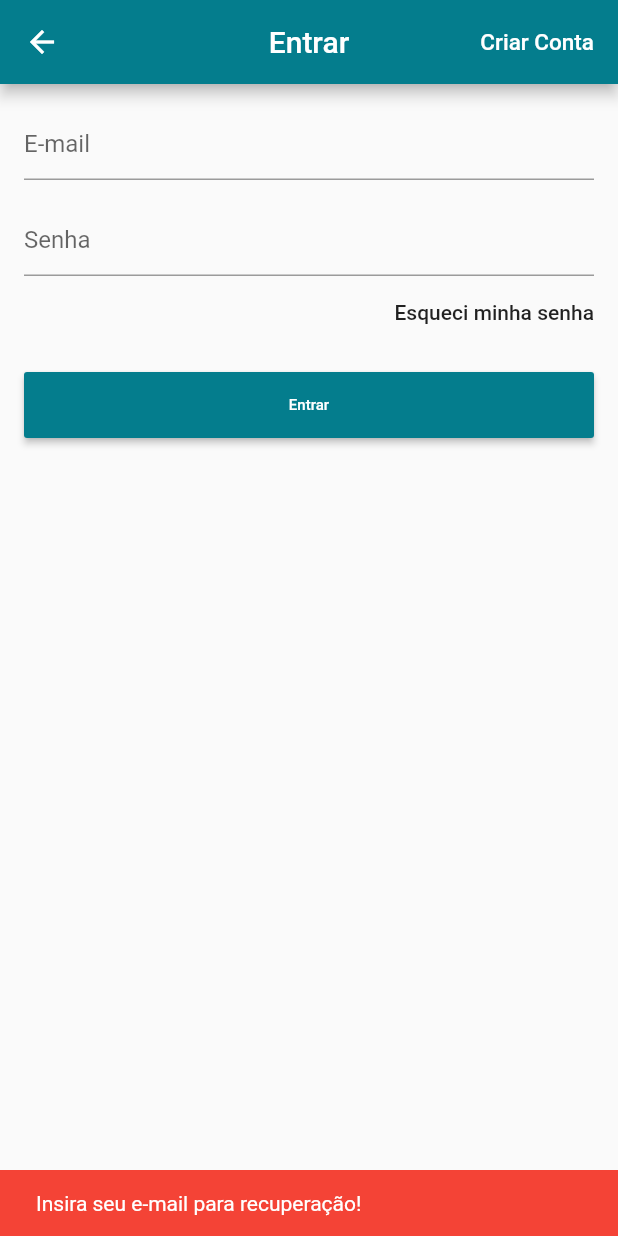
After one commit to raulluiz/AP1, a Flutter app: the LoginScreen screen opened directly, after a tap on "Esqueci minha senha", on a phone screen of 412 x 824 dp. The commit adds this screen. Run offline on Flutter 3.47's test engine with Material 2 defaults, Android fonts, the phone set to English and light mode, and no system bars; missing offline and left inert: mysql1; accounts and stored records are empty.

Commit message:
Criação de Conta e acesso a página incial

```diff
--- /dev/null
+++ b/lib/data/userData.dart
@@ -0,0 +1,13 @@
+class UserData {
+  String nome;
+  String email;
+  int id;
+  String cpf;
+
+  UserData(Map<String, dynamic> data) {
+    email = data['email'];
+    nome = data['nome'];
+    id = data['id'];
+    cpf = data['cpf'];
+  }
+}
--- /dev/null
+++ b/lib/models/userModel.dart
@@ -0,0 +1,136 @@
+import 'package:flutter/material.dart';
+import 'package:projeto_ap1/data/userData.dart';
+import 'package:scoped_model/scoped_model.dart';
+import 'package:http/http.dart' as http;
+import 'package:mysql1/mysql1.dart';
+
+class UsuarioModel extends Model {
+  String _nome = "";
+  String _token = "";
+  String _idUsuario = "";
+  bool _isLoading = false;
+  UserData _userData;
+
+  String get nome => _nome;
+  String get token => _token;
+  String get idUsuario => _idUsuario;
+  bool get isLoading => _isLoading;
+  UserData get userApp => _userData;
+
+  static UsuarioModel of(BuildContext context) =>
+      ScopedModel.of<UsuarioModel>(context);
+
+  // Future<dynamic> _getUser(login, senha) async {
+  //   //logic for fetching remote data
+  //   HttpClient httpClient = new HttpClient();
+  //   HttpClientRequest request = await httpClient
+  //       .postUrl(Uri.parse("http://postosobcontrole.com/api/Login"));
+  //   request.headers.set('content-type', 'application/json');
+
+  //   Map map = {'login': login, 'password': senha};
+
+  //   request.add(utf8.encode(json.encode(map)));
+  //   HttpClientResponse response = await request.close();
+  //   String reply = await response.transform(utf8.decoder).join();
+  //   httpClient.close();
+  //   return reply;
+  // }
+
+  Future parseUserFromResponse(
+      {@required String login,
+      @required String senha,
+      @required VoidCallback onSuccess,
+      @required VoidCallback onFail}) async {
+    _isLoading = true;
+
+    notifyListeners();
+    final conn = await MySqlConnection.connect(ConnectionSettings(
+        host: '204.93.216.11',
+        port: 3306,
+        user: 'jbraz300_raul',
+        password: 'Qu@lquer1',
+        db: 'jbraz300_ap1'));
+
+    var results = await conn.query(
+        "select * from usuario where email = '$login' and senha='$senha'");
+
+    await conn.close();
+
+    var usuario = results.first.fields;
+    //UserData(data)
+    if (results.length <= 1) {
+      _userData = UserData(usuario);
+      onSuccess();
+      _isLoading = false;
+
+      notifyListeners();
+    }
+
+    // Finally, close the connection
+
+    // String url =
+    //     'http://postosobcontrole.com/api/Login';
+
+    // //print(await apiRequest(url, login,senha));
+
+    // var dataFromResponse = await _getUser(login, senha);
+    // Map mapResponse = json.decode(dataFromResponse);
+
+    // _userData = UserData(mapResponse);
+
+    // onSuccess();
+    // _isLoading = false;
+
+    // notifyListeners();
+  }
+
+  Future<String> apiRequest(String url, String login, String senha) async {
+    var response =
+        await http.post(url, body: {'login': login, 'password': senha});
+    print('Response status: ${response.statusCode}');
+    print('Response body: ${response.body}');
+    return response.body.toString();
+  }
+
+  Future<void> signUp(
+      {@required Map<String, dynamic> userData,
+      @required String pass,
+      @required VoidCallback onSuccess,
+      @required VoidCallback onFail}) async {
+    _isLoading = true;
+    notifyListeners();
+    final conn = await MySqlConnection.connect(ConnectionSettings(
+        host: '204.93.216.11',
+        port: 3306,
+        user: 'jbraz300_raul',
+        password: 'Qu@lquer1',
+        db: 'jbraz300_ap1'));
+
+    // Create a table
+    await conn.query(
+        "INSERT INTO usuario (nome,cpf,email,senha)VALUES ('${userData["name"]}','${userData["cpf"]}', '${userData["email"]}','$pass')");
+
+    // Finally, close the connection
+    await conn.close();
+
+    _isLoading = false;
+    notifyListeners();
+    onSuccess();
+    // _auth
+    //     .createUserWithEmailAndPassword(
+    //     email: userData["email"], password: pass)
+    //     .then((user) async {
+    //   fireBaseUser = user as FirebaseUser;
+
+    //   await _saveUserData(userData);
+
+    //   onSuccess();
+    //   _isLoading = false;
+    //   notifyListeners();
+    // }).catchError((e) {
+    //   onFail();
+    //   _isLoading = false;
+    //   notifyListeners();
+    // });
+  }
+}
--- /dev/null
+++ b/lib/screens/loginScreen.dart
@@ -0,0 +1,182 @@
+import 'package:flutter/material.dart';
+import 'package:projeto_ap1/models/userModel.dart';
+import 'package:scoped_model/scoped_model.dart';
+
+// import 'Cliente/chamado_screen.dart';
+// import 'Tecnico/chamadoTecnico_screen.dart';
+// import 'Terceirizada/menu_screen.dart';
+import 'signUpScreen.dart';
+
+class LoginScreen extends StatefulWidget {
+  @override
+  _LoginScreenState createState() => _LoginScreenState();
+}
+
+class _LoginScreenState extends State<LoginScreen> {
+  final _formKey = GlobalKey<FormState>();
+  final _emailController = TextEditingController();
+  final _passController = TextEditingController();
+  final _scaffoldKey = GlobalKey<ScaffoldState>();
+  UsuarioModel user;
+
+  @override
+  Widget build(BuildContext context) {
+    return Scaffold(
+        key: _scaffoldKey,
+        appBar: AppBar(
+          title: Text("Entrar"),
+          centerTitle: true,
+          actions: <Widget>[
+            FlatButton(
+              child: Text(
+                "Criar Conta",
+                style: TextStyle(
+                  fontSize: 15.0,
+                ),
+              ),
+              textColor: Colors.white,
+              onPressed: (){
+                Navigator.of(context).pushReplacement(
+                    MaterialPageRoute(builder: (context)=>SignUpScreen())
+                );
+              },
+            )
+          ],
+        ),
+        body: ScopedModelDescendant<UsuarioModel>( //UserModel
+          builder: (context, child, model){
+            if(model.isLoading)
+              return Center(child: CircularProgressIndicator(),);
+            return Form(
+              key: _formKey,
+              child: ListView(
+                padding: EdgeInsets.all(16.0),
+                children: <Widget>[
+                  TextFormField(
+                    controller: _emailController,
+                    decoration: InputDecoration(
+                        hintText: "E-mail"
+                    ),
+                    keyboardType: TextInputType.emailAddress,
+                    validator: (text){
+                      if(text.isEmpty)
+                        return "Usuário inválido!";
+                    },
+                  ),
+                  SizedBox(height: 16.0,),
+                  TextFormField(
+                    controller: _passController,
+                    decoration: InputDecoration(
+                        hintText: "Senha"
+                    ),
+                    obscureText: true,
+                    validator: (text){
+                      if(text.isEmpty)
+                        return "Senha inválida!";
+                    },
+                  ),
+                  Align(
+                    alignment: Alignment.centerRight,
+                    child: FlatButton(
+                      onPressed: (){
+                        if(_emailController.text.isEmpty)
+                          _scaffoldKey.currentState.showSnackBar(
+                              SnackBar(content: Text("Insira seu e-mail para recuperação!"),
+                                backgroundColor: Colors.red,
+                                duration: Duration(seconds: 2),
+                              )
+                          );
+
+                        /*else{
+                          model.recoverPass(_emailController.text);
+                          _scaffoldKey.currentState.showSnackBar(
+                              SnackBar(content: Text("Confira se email!"),
+                                backgroundColor: Theme.of(context).primaryColor,
+                                duration: Duration(seconds: 2),
+                              )
+                          );
+                        }*/
+
+                      },
+                      child: Text("Esqueci minha senha",
+                        textAlign: TextAlign.right,
+                      ),
+                      padding: EdgeInsets.zero,
+                    ),
+                  ),
+                  SizedBox(height: 16.0,),
+                  SizedBox(
+                    height: 44.0,
+                    child: RaisedButton(
+                        child: Text("Entrar",
+                          style: TextStyle(fontSize: 10.0),
+                        ),
+                        textColor: Colors.white,
+                        color: Theme.of(context).primaryColor,
+                        onPressed: (){
+                          if(_formKey.currentState.validate()){
+                          }
+                          user = model;
+                          model.parseUserFromResponse(
+                              login: _emailController.text,
+                              senha: _passController.text,
+                              onSuccess: _onSuccess,
+                              onFail: _onFail);
+
+
+
+                          /*model.signIn(
+                              email: _emailController.text,
+                              pass: _passController.text,
+                              onSuccess: _onSuccess,
+                              onFail: _onFail
+                          );*/
+                        }
+                    ),
+                  )
+                ],
+              ),
+            );
+          },
+        )
+    );
+  }
+  void _onSuccess(){
+    Navigator.of(context).pop();
+    print("-----------Flutter App Raul-------------");
+    Navigator.of(context).push(
+          MaterialPageRoute(builder: (context)=>ChamadoClienteScreen()) //ChamadoClienteScreen
+      );
+
+    //var perfil = user.userApp.perfil;
+    // if(perfil == "5" || perfil == "6") //Cliente
+    // {
+    //   Navigator.of(context).push(
+    //       MaterialPageRoute(builder: (context)=>ChamadoClienteScreen()) //ChamadoClienteScreen
+    //   );
+    // }
+    // else if(perfil == "1") //Administrador
+    //   {
+    //     Navigator.of(context).push(
+    //         MaterialPageRoute(builder: (context)=>ChamadoClienteScreen()) //MenuScreen
+    //     );
+    //   }
+    // else if(perfil == "4") //Técnico
+    // {
+    //   Navigator.of(context).push(
+    //       MaterialPageRoute(builder: (context)=>ChamadoTecnicoScreen()) //MenuScreen
+    //   );
+    // }
+
+  }
+
+  void _onFail(){
+    _scaffoldKey.currentState.showSnackBar(
+        SnackBar(content: Text("Falha ao entrar!"),
+          backgroundColor: Colors.red,
+          duration: Duration(seconds: 2),
+        )
+    );
+  }
+
+}
--- a/pubspec.yaml
+++ b/pubspec.yaml
@@ -22,7 +22,11 @@ dependencies:
 
   # The following adds the Cupertino Icons font to your application.
   # Use with the CupertinoIcons class for iOS style icons.
-  cupertino_icons: ^0.1.2
+  cupertino_icons: ^0.1.3
+  font_awesome_flutter: ^8.7.0
+  scoped_model: ^1.0.1
+  mysql1: ^0.17.1
+  http: ^0.12.0+4
 
 dev_dependencies:
   flutter_test:
```
Also changed, not shown: lib/conn/mysql.dart (added, +29 -0 lines), lib/main.dart (+12 -3 lines), lib/screens/signUpScreen.dart (added, +145 -0 lines), pubspec.lock.
